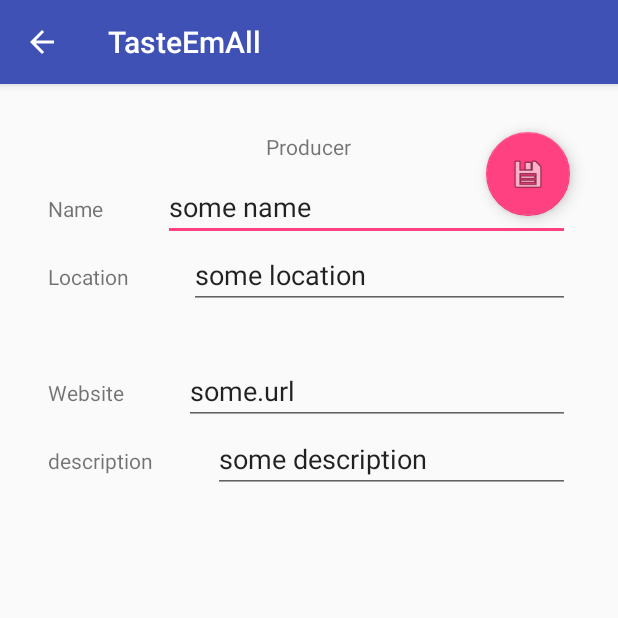
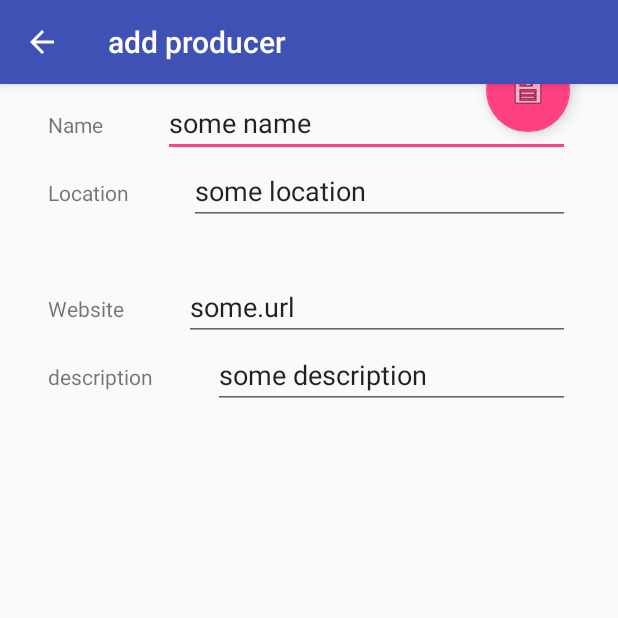
Before and after one commit to fbartnitzek/TasteEmAll, an Android app: the AddProducerActivity screen opened directly, with no data from a screen before it, on a phone screen of 412 x 824 dp, the top half of it. Run offline under Robolectric (Android 15) with nearby library versions, the phone set to English and light mode, and no system bars.

Commit message:
updated libraries, fixed toolbar, improved layout

```diff
--- a/app/src/main/AndroidManifest.xml
+++ b/app/src/main/AndroidManifest.xml
@@ -34,7 +34,11 @@
                 android:name="android.support.PARENT_ACTIVITY"
                 android:value="com.example.fbartnitzek.tasteemall.MainActivity"/>
         </activity>
-        <activity android:name=".AddProducerActivity">
+        <activity
+            android:name=".AddProducerActivity"
+            android:label="@string/title_add_producer_activity"
+            android:parentActivityName=".MainActivity"
+            android:theme="@style/AppTheme.NoActionBar">
         </activity>
     </application>
 
--- a/app/src/main/java/com/example/fbartnitzek/tasteemall/AddProducerActivity.java
+++ b/app/src/main/java/com/example/fbartnitzek/tasteemall/AddProducerActivity.java
@@ -2,6 +2,7 @@ package com.example.fbartnitzek.tasteemall;
 
 import android.os.Bundle;
 import android.support.v7.app.AppCompatActivity;
+import android.support.v7.widget.Toolbar;
 import android.util.Log;
 
 public class AddProducerActivity extends AppCompatActivity {
@@ -13,10 +14,6 @@ public class AddProducerActivity extends AppCompatActivity {
         Log.v(LOG_TAG, "onCreate, hashCode=" + this.hashCode() + ", " + "savedInstanceState = [" + savedInstanceState + "]");
         super.onCreate(savedInstanceState);
         setContentView(R.layout.activity_add_producer);
-
-        if (getSupportActionBar() != null) {
-            getSupportActionBar().setDisplayHomeAsUpEnabled(true);
-        }
 
         AddProducerFragment addProducerFragment = AddProducerFragment.newInstance();
 
@@ -30,5 +27,16 @@ public class AddProducerActivity extends AppCompatActivity {
             Log.v(LOG_TAG, "onCreate, hashCode=" + this.hashCode() + ", fragment should already exist");
         }
 
+        Toolbar toolbar = (Toolbar) findViewById(R.id.toolbar);
+        setSupportActionBar(toolbar);
+
+        if (getSupportActionBar() != null) {
+            Log.v(LOG_TAG, "onCreate - supportActionBar ready, hashCode=" + this.hashCode() + ", " + "savedInstanceState = [" + savedInstanceState + "]");
+            getSupportActionBar().setDisplayHomeAsUpEnabled(true);
+            getSupportActionBar().setHomeButtonEnabled(true);
+
+        } else {
+            Log.v(LOG_TAG, "onCreate - supportActionBar not ready... , hashCode=" + this.hashCode() + ", " + "savedInstanceState = [" + savedInstanceState + "]");
+        }
     }
 }
--- a/app/src/main/java/com/example/fbartnitzek/tasteemall/AddProducerFragment.java
+++ b/app/src/main/java/com/example/fbartnitzek/tasteemall/AddProducerFragment.java
@@ -66,6 +66,10 @@ public class AddProducerFragment extends Fragment implements View.OnClickListene
         mEditProducerWebsite = (EditText) mRootView.findViewById(R.id.producer_website);
         mEditProducerDescription = (EditText) mRootView.findViewById(R.id.producer_description);
 
+//        android.app.ActionBar actionBar = getActivity().getActionBar();
+//        actionBar.setHomeButtonEnabled(true);
+//        actionBar.setDisplayHomeAsUpEnabled(true);
+
         return mRootView;
     }
 
@@ -87,7 +91,7 @@ public class AddProducerFragment extends Fragment implements View.OnClickListene
             insertData();
         }
     }
-
+// TODO: on save: close keyboard and go to parent activity/fragment
     private void insertData() {
         //TODO: remaining producer attributes
         Uri insertProducerUri = getActivity().getContentResolver().insert(
--- a/app/src/main/res/layout/activity_add_producer.xml
+++ b/app/src/main/res/layout/activity_add_producer.xml
@@ -1,4 +1,27 @@
 <?xml version="1.0" encoding="utf-8"?>
+<android.support.design.widget.CoordinatorLayout
+    xmlns:android="http://schemas.android.com/apk/res/android"
+    xmlns:app="http://schemas.android.com/apk/res-auto"
+    xmlns:tools="http://schemas.android.com/tools"
+    android:layout_width="match_parent"
+    android:layout_height="match_parent"
+    android:fitsSystemWindows="true"
+    tools:context="com.example.fbartnitzek.tasteemall.AddProducerActivity">
+
+    <android.support.design.widget.AppBarLayout
+        android:layout_width="match_parent"
+        android:layout_height="wrap_content"
+        android:theme="@style/AppTheme.AppBarOverlay">
+
+        <android.support.v7.widget.Toolbar
+            android:id="@+id/toolbar"
+            android:layout_width="match_parent"
+            android:layout_height="?attr/actionBarSize"
+            android:background="?attr/colorPrimary"
+            app:popupTheme="@style/AppTheme.PopupOverlay"/>
+
+    </android.support.design.widget.AppBarLayout>
+
     <RelativeLayout
         android:id="@+id/add_container"
         xmlns:android="http://schemas.android.com/apk/res/android"
@@ -9,6 +32,29 @@
         android:paddingLeft="@dimen/activity_horizontal_margin"
         android:paddingRight="@dimen/activity_horizontal_margin"
         android:paddingTop="@dimen/activity_vertical_margin"
-    tools:context=".AddProducerActivity">
+        tools:context=".AddProducerActivity"/>
 
-</RelativeLayout>
+    <!-- add float button -->
+    <!--<android.support.design.widget.FloatingActionButton-->
+        <!--android:id="@+id/fab_add"-->
+        <!--android:layout_width="wrap_content"-->
+        <!--android:layout_height="wrap_content"-->
+        <!--android:layout_gravity="bottom|end"-->
+        <!--android:layout_margin="@dimen/fab_margin"-->
+        <!--android:src="@android:drawable/ic_input_add"/>-->
+
+</android.support.design.widget.CoordinatorLayout>
+
+    <!--<RelativeLayout-->
+    <!--android:id="@+id/add_container"-->
+    <!--xmlns:android="http://schemas.android.com/apk/res/android"-->
+    <!--xmlns:tools="http://schemas.android.com/tools"-->
+    <!--android:layout_width="match_parent"-->
+    <!--android:layout_height="match_parent"-->
+    <!--android:paddingBottom="@dimen/activity_vertical_margin"-->
+    <!--android:paddingLeft="@dimen/activity_horizontal_margin"-->
+    <!--android:paddingRight="@dimen/activity_horizontal_margin"-->
+    <!--android:paddingTop="@dimen/activity_vertical_margin"-->
+    <!--tools:context=".AddProducerActivity">-->
+
+    <!--</RelativeLayout>-->
--- a/app/src/main/res/values/strings.xml
+++ b/app/src/main/res/values/strings.xml
@@ -5,4 +5,5 @@
 
     <!-- TODO: Remove or change this placeholder text -->
     <string name="hello_blank_fragment">Hello blank fragment</string>
+    <string name="title_add_producer_activity">add producer</string>
 </resources>
```
Also changed, not shown: app/src/main/java/com/example/fbartnitzek/tasteemall/MainFragment.java (+12 -9 lines), app/src/main/res/layout/fragment_main.xml (+7 -7 lines), app/src/main/res/layout/list_item_producer.xml (+8 -6 lines). Lines whose indentation alone changed are shown as unchanged.
